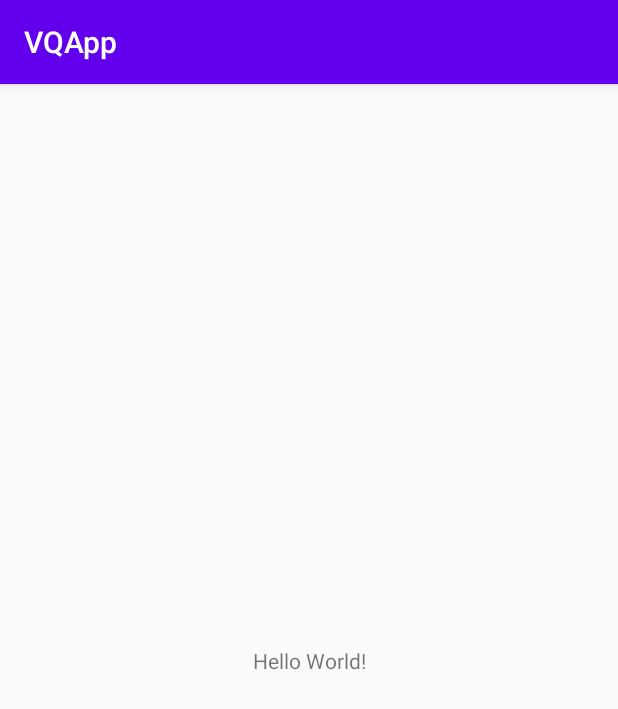
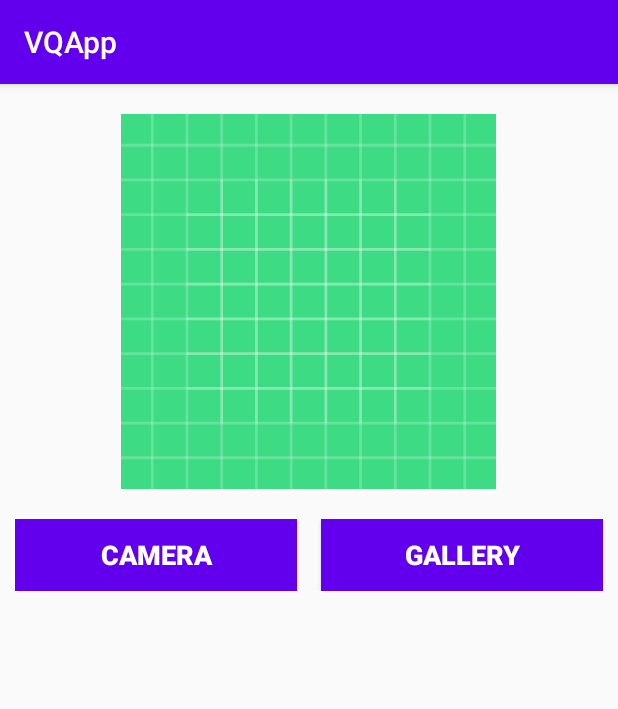
Before and after one commit to antoine-zurcher/VQApp, an Android app: the screen it shows after launch (MainActivity), on a phone screen of 412 x 824 dp. Shown: the top 709 px of the screen. Run offline under Robolectric (Android 15) with nearby library versions, the phone set to English and light mode, and no system bars.

Commit message:
Added Photo from camera or gallery

```diff
--- a/app/build.gradle
+++ b/app/build.gradle
@@ -4,7 +4,7 @@ android {
     compileSdkVersion 30
 
     defaultConfig {
-        applicationId "com.example.vqapp"
+        applicationId "com.example.myapplication"
         minSdkVersion 24
         targetSdkVersion 30
         versionCode 1
--- a/app/src/main/java/com/example/vqapp/MainActivity.java
+++ b/app/src/main/java/com/example/vqapp/MainActivity.java
@@ -2,15 +2,70 @@ package com.example.vqapp;
 
 import androidx.appcompat.app.AppCompatActivity;
 
+import android.content.Intent;
+import android.graphics.Bitmap;
+import android.net.Uri;
 import android.os.Bundle;
+import android.provider.MediaStore;
+import android.view.View;
+import android.widget.Button;
+import android.widget.ImageView;
 
 public class MainActivity extends AppCompatActivity {
+
+    ImageView imageView;
+    Button btn_camera, btn_gallery;
 
     @Override
     protected void onCreate(Bundle savedInstanceState) {
         super.onCreate(savedInstanceState);
         setContentView(R.layout.activity_main);
-        //j'ai un gros zizi
-        int a = 0;
+
+        imageView = (ImageView) findViewById(R.id.image);
+        btn_camera = (Button) findViewById(R.id.btn_camera);
+        btn_gallery = (Button) findViewById(R.id.btn_gallery);
+
+
+        btn_camera.setOnClickListener(new View.OnClickListener() {
+            @Override
+            public void onClick(View v) {
+                //To take picture from camera
+
+                Intent takePicture = new Intent(MediaStore.ACTION_IMAGE_CAPTURE);
+                startActivityForResult(takePicture, 0);//zero can be replaced with any action code
+
+            }
+        });
+        btn_gallery.setOnClickListener(new View.OnClickListener() {
+            @Override
+            public void onClick(View v) {
+                //To pick photo from gallery
+
+                Intent pickPhoto = new Intent(Intent.ACTION_PICK,
+                        android.provider.MediaStore.Images.Media.EXTERNAL_CONTENT_URI);
+                startActivityForResult(pickPhoto, 1);//one can be replaced with any action code
+            }
+        });
+
+    }
+
+    protected void onActivityResult(int requestCode, int resultCode, Intent imageReturnedIntent) {
+        super.onActivityResult(requestCode, resultCode, imageReturnedIntent);
+        switch (requestCode) {
+            case 0:
+                if (resultCode == RESULT_OK) {
+                    Bundle extras = imageReturnedIntent.getExtras();
+                    Bitmap imageBitmap = (Bitmap) extras.get("data");
+                    imageView.setImageBitmap(imageBitmap);
+                }
+
+                break;
+            case 1:
+                if (resultCode == RESULT_OK) {
+                    Uri selectedImage = imageReturnedIntent.getData();
+                    imageView.setImageURI(selectedImage);
+                }
+                break;
+        }
     }
 }
--- a/app/src/main/res/layout/activity_main.xml
+++ b/app/src/main/res/layout/activity_main.xml
@@ -1,18 +1,53 @@
 <?xml version="1.0" encoding="utf-8"?>
-<androidx.constraintlayout.widget.ConstraintLayout xmlns:android="http://schemas.android.com/apk/res/android"
-    xmlns:app="http://schemas.android.com/apk/res-auto"
-    xmlns:tools="http://schemas.android.com/tools"
+<LinearLayout xmlns:android="http://schemas.android.com/apk/res/android"
     android:layout_width="match_parent"
     android:layout_height="match_parent"
-    tools:context=".MainActivity">
+    android:layout_margin="10dp"
+    android:orientation="vertical"
 
-    <TextView
-        android:layout_width="wrap_content"
+    >
+
+    <ImageView
+        android:id="@+id/image"
+        android:layout_width="250dp"
+        android:layout_height="250dp"
+        android:layout_gravity="center"
+        android:layout_marginTop="10dp"
+        android:background="@drawable/ic_launcher_background"
+        android:scaleType="centerCrop" />
+
+    <LinearLayout
+        android:layout_width="match_parent"
         android:layout_height="wrap_content"
-        android:text="Hello World!"
-        app:layout_constraintBottom_toBottomOf="parent"
-        app:layout_constraintLeft_toLeftOf="parent"
-        app:layout_constraintRight_toRightOf="parent"
-        app:layout_constraintTop_toTopOf="parent" />
+        android:layout_gravity="center_horizontal"
+        android:layout_marginTop="20dp"
+        android:orientation="horizontal">
 
-</androidx.constraintlayout.widget.ConstraintLayout>
+        <Button
+            android:id="@+id/btn_camera"
+            android:layout_width="match_parent"
+            android:layout_height="match_parent"
+            android:layout_marginRight="8dp"
+            android:layout_weight="1"
+            android:background="@color/colorPrimary"
+            android:text="camera"
+            android:textColor="@android:color/white"
+            android:textSize="18sp"
+            android:textStyle="bold" />
+
+        <Button
+            android:id="@+id/btn_gallery"
+            android:layout_width="match_parent"
+            android:layout_height="match_parent"
+            android:layout_marginLeft="8dp"
+            android:layout_weight="1"
+            android:background="@color/colorPrimary"
+            android:text="gallery"
+            android:textColor="@android:color/white"
+            android:textSize="18sp"
+            android:textStyle="bold" />
+
+
+    </LinearLayout>
+
+</LinearLayout>
--- /dev/null
+++ b/app/src/main/res/menu/camera_menu.xml
@@ -0,0 +1,4 @@
+<?xml version="1.0" encoding="utf-8"?>
+<menu xmlns:android="http://schemas.android.com/apk/res/android">
+
+</menu>
--- /dev/null
+++ b/app/src/main/res/menu/main.xml
@@ -0,0 +1,4 @@
+<?xml version="1.0" encoding="utf-8"?>
+<menu xmlns:android="http://schemas.android.com/apk/res/android">
+
+</menu>
```
Also changed, not shown: app/src/main/AndroidManifest.xml (+18 -4 lines).
